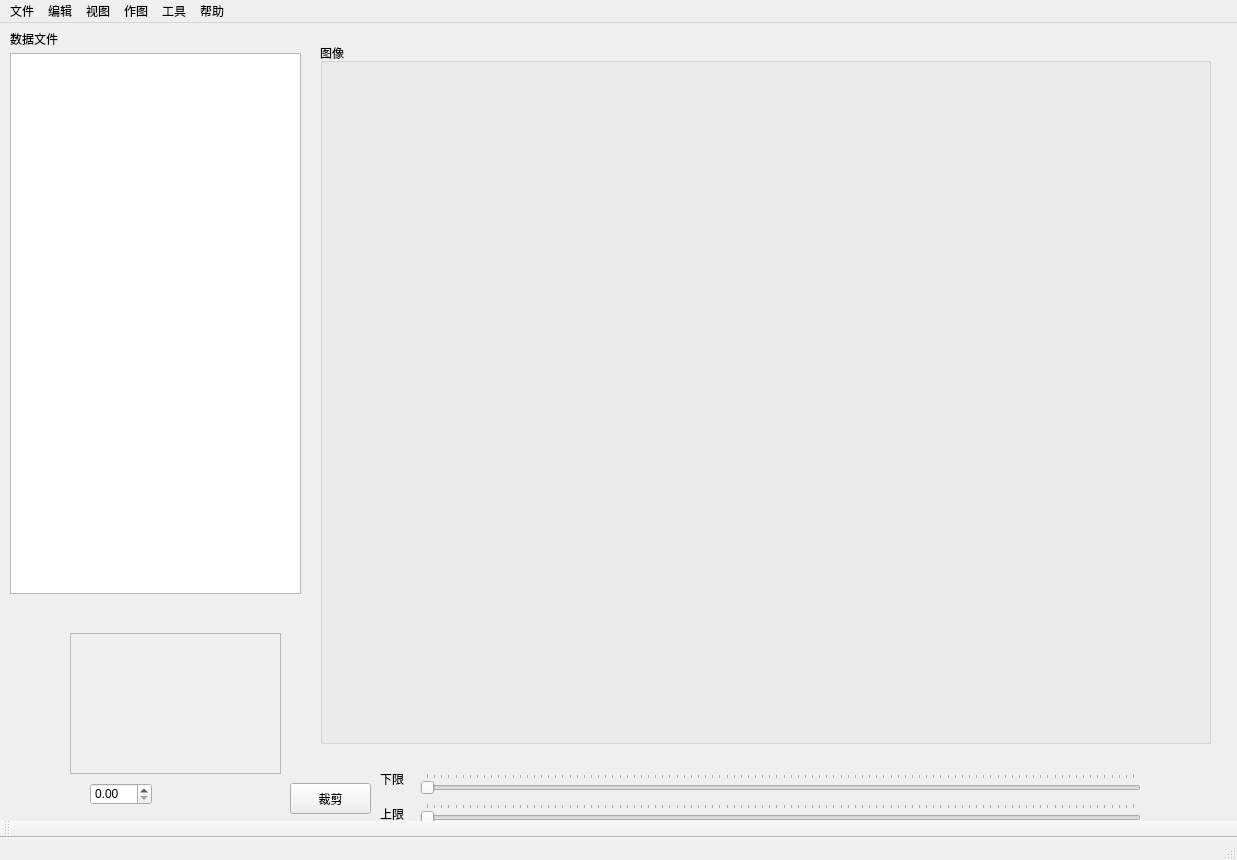
Qt form UI/untitledtest.ui (flynfly/csvxtz) before a commit.
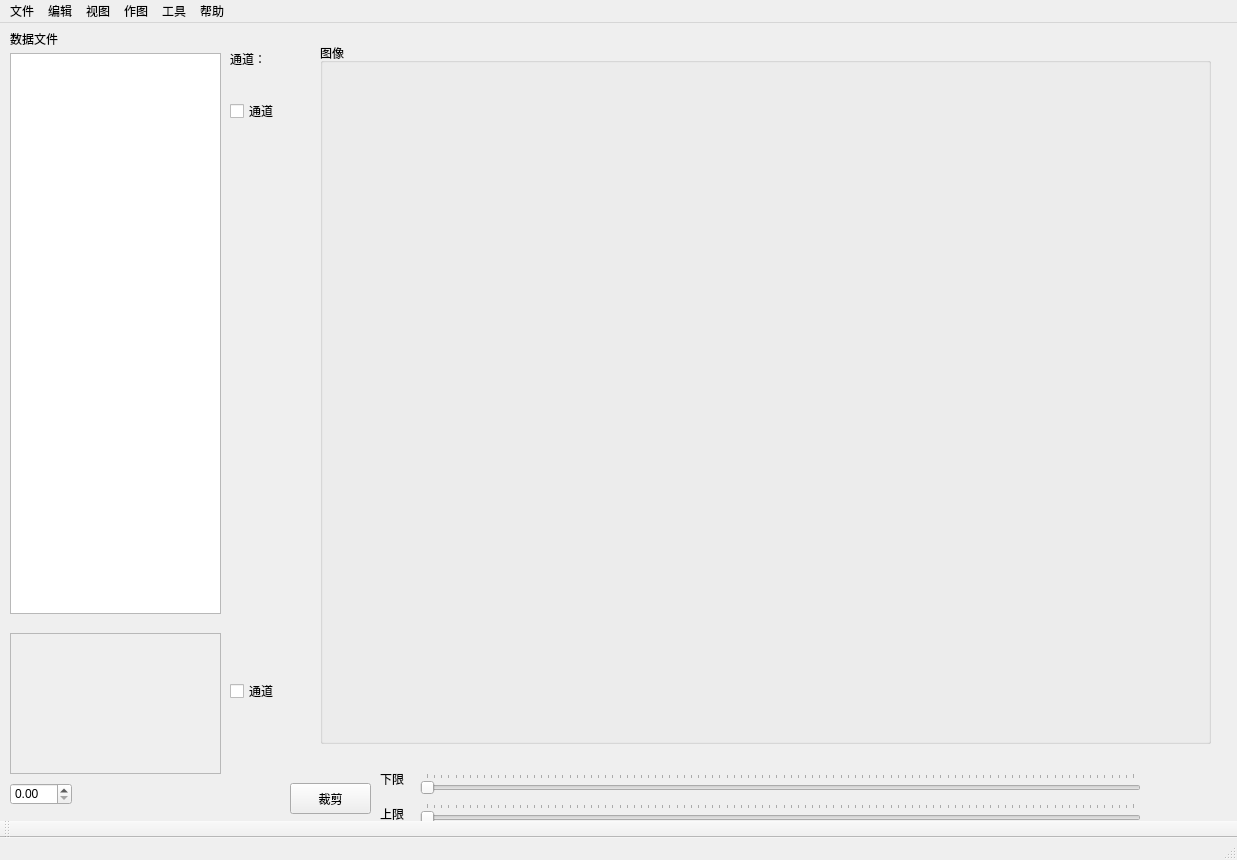
The same form after that commit.

```diff
--- a/UI/untitledtest.ui
+++ b/UI/untitledtest.ui
@@ -58,8 +58,8 @@
      <rect>
       <x>10</x>
       <y>30</y>
-      <width>291</width>
-      <height>541</height>
+      <width>211</width>
+      <height>561</height>
      </rect>
     </property>
    </widget>
@@ -98,7 +98,7 @@
    <widget class="QScrollArea" name="scrollArea">
     <property name="geometry">
      <rect>
-      <x>70</x>
+      <x>10</x>
       <y>610</y>
       <width>211</width>
       <height>141</height>
@@ -121,7 +121,7 @@
    <widget class="QDoubleSpinBox" name="doubleSpinBox">
     <property name="geometry">
      <rect>
-      <x>90</x>
+      <x>10</x>
       <y>760</y>
       <width>62</width>
       <height>22</height>
@@ -183,6 +183,58 @@
      <string>裁剪</string>
     </property>
    </widget>
+   <widget class="QCheckBox" name="checkBox">
+    <property name="geometry">
+     <rect>
+      <x>230</x>
+      <y>80</y>
+      <width>71</width>
+      <height>16</height>
+     </rect>
+    </property>
+    <property name="text">
+     <string>通道</string>
+    </property>
+   </widget>
+   <widget class="QLabel" name="label_4">
+    <property name="geometry">
+     <rect>
+      <x>230</x>
+      <y>30</y>
+      <width>54</width>
+      <height>12</height>
+     </rect>
+    </property>
+    <property name="text">
+     <string>通道：</string>
+    </property>
+   </widget>
+   <widget class="QCheckBox" name="checkBox_2">
+    <property name="geometry">
+     <rect>
+      <x>230</x>
+      <y>660</y>
+      <width>71</width>
+      <height>16</height>
+     </rect>
+    </property>
+    <property name="text">
+     <string>通道</string>
+    </property>
+   </widget>
+   <zorder>widget</zorder>
+   <zorder>listWidget</zorder>
+   <zorder>label</zorder>
+   <zorder>horizontalSlider</zorder>
+   <zorder>scrollArea</zorder>
+   <zorder>doubleSpinBox</zorder>
+   <zorder>horizontalSlider_2</zorder>
+   <zorder>label_2</zorder>
+   <zorder>label_3</zorder>
+   <zorder>checkBox</zorder>
+   <zorder>label_4</zorder>
+   <zorder>checkBox_2</zorder>
+   <zorder>pushButton</zorder>
   </widget>
   <widget class="QMenuBar" name="menubar">
    <property name="geometry">
```
Left out of the diff: 35 changed lines with no effect on the pictures.
